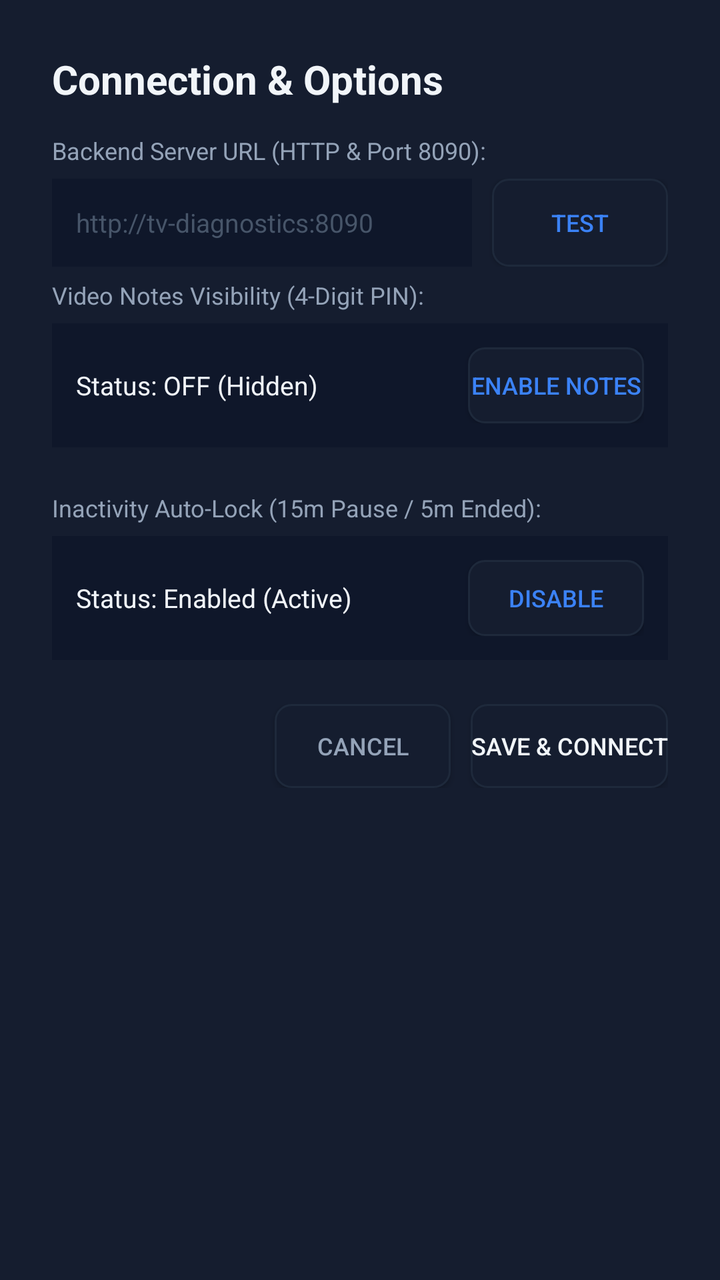
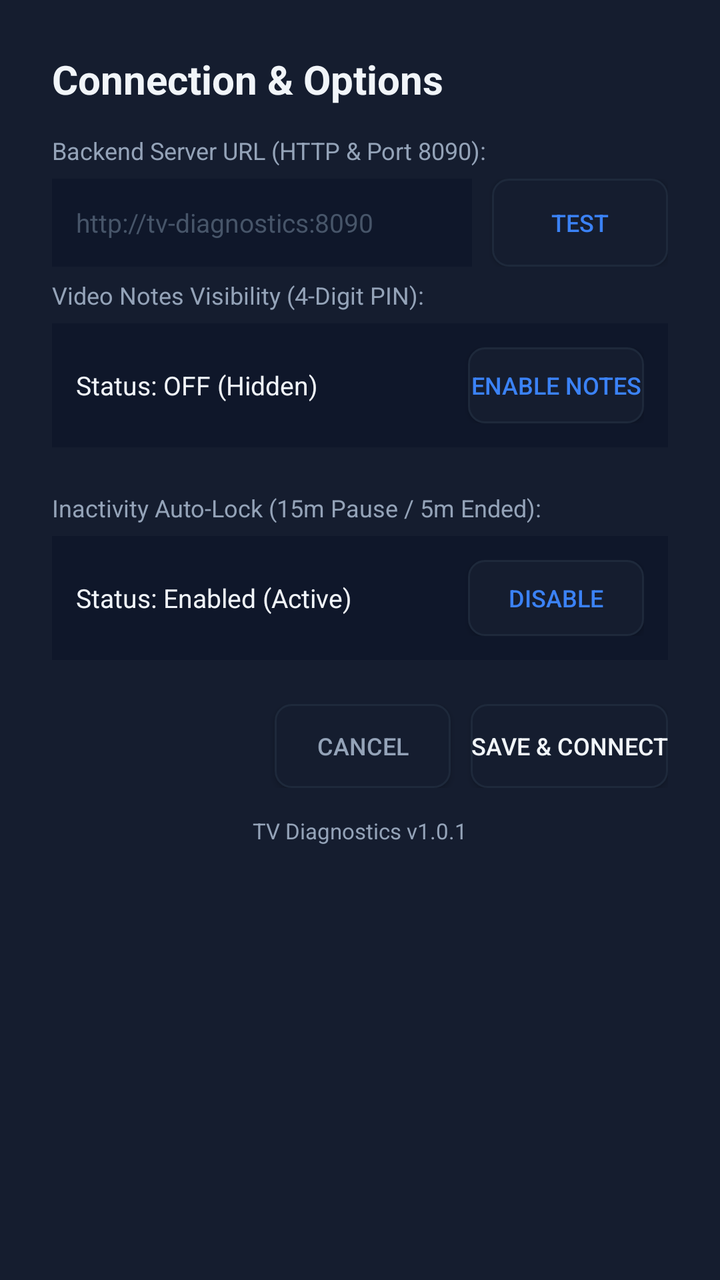

Compare the two renders of this Android layout. The source of the first and the diff that turns it into the second are given below.
<!-- AndroidManifest.xml: application theme Theme.TVDiagnostics -->
<!-- res/layout/dialog_settings.xml -->
<?xml version="1.0" encoding="utf-8"?>
<LinearLayout xmlns:android="http://schemas.android.com/apk/res/android"
    android:layout_width="560dp"
    android:layout_height="wrap_content"
    android:orientation="vertical"
    android:background="@color/card_dark"
    android:padding="26dp">

    <TextView
        android:layout_width="wrap_content"
        android:layout_height="wrap_content"
        android:text="@string/btn_settings"
        android:textColor="@color/text_white"
        android:textSize="20sp"
        android:textStyle="bold"
        android:layout_marginBottom="14dp" />

    
    <TextView
        android:layout_width="wrap_content"
        android:layout_height="wrap_content"
        android:text="Backend Server URL (HTTP &amp; Port 8090):"
        android:textColor="@color/text_muted"
        android:textSize="12sp"
        android:layout_marginBottom="6dp" />

    <LinearLayout
        android:layout_width="match_parent"
        android:layout_height="wrap_content"
        android:orientation="horizontal"
        android:gravity="center_vertical"
        android:layout_marginBottom="6dp">

        <EditText
            android:id="@+id/etServerUrl"
            android:layout_width="0dp"
            android:layout_height="44dp"
            android:layout_weight="1"
            android:background="#0F172A"
            android:paddingStart="12dp"
            android:paddingEnd="12dp"
            android:textColor="@color/text_white"
            android:textSize="13sp"
            android:hint="@string/default_server_url"
            android:textColorHint="#475569"
            android:inputType="textUri"
            android:focusable="true"
            android:layout_marginEnd="10dp" />

        <Button
            android:id="@+id/btnTestConnection"
            android:layout_width="wrap_content"
            android:layout_height="44dp"
            android:text="Test"
            android:background="@drawable/btn_tv_focus"
            android:textColor="@color/accent_blue"
            android:textSize="12sp"
            android:paddingStart="16dp"
            android:paddingEnd="16dp"
            android:focusable="true" />
    </LinearLayout>

    <TextView
        android:id="@+id/tvConnectionStatus"
        android:layout_width="match_parent"
        android:layout_height="wrap_content"
        android:text=""
        android:textSize="12sp"
        android:visibility="gone"
        android:layout_marginBottom="18dp" />

    
    <TextView
        android:layout_width="wrap_content"
        android:layout_height="wrap_content"
        android:text="Video Notes Visibility (4-Digit PIN):"
        android:textColor="@color/text_muted"
        android:textSize="12sp"
        android:layout_marginBottom="6dp" />

    <LinearLayout
        android:layout_width="match_parent"
        android:layout_height="wrap_content"
        android:orientation="horizontal"
        android:gravity="center_vertical"
        android:background="#0F172A"
        android:padding="12dp"
        android:layout_marginBottom="22dp">

        <TextView
            android:id="@+id/tvNotesStatus"
            android:layout_width="0dp"
            android:layout_height="wrap_content"
            android:layout_weight="1"
            android:text="Status: OFF (Hidden)"
            android:textColor="@color/text_white"
            android:textSize="13sp" />

        <Button
            android:id="@+id/btnToggleNotes"
            android:layout_width="wrap_content"
            android:layout_height="38dp"
            android:background="@drawable/btn_tv_focus"
            android:text="Enable Notes"
            android:textColor="@color/accent_blue"
            android:textSize="12sp"
            android:focusable="true" />
    </LinearLayout>

    
    <TextView
        android:layout_width="wrap_content"
        android:layout_height="wrap_content"
        android:text="Inactivity Auto-Lock (15m Pause / 5m Ended):"
        android:textColor="@color/text_muted"
        android:textSize="12sp"
        android:layout_marginBottom="6dp" />

    <LinearLayout
        android:layout_width="match_parent"
        android:layout_height="wrap_content"
        android:orientation="horizontal"
        android:gravity="center_vertical"
        android:background="#0F172A"
        android:padding="12dp"
        android:layout_marginBottom="22dp">

        <TextView
            android:id="@+id/tvAutoLockStatus"
            android:layout_width="0dp"
            android:layout_height="wrap_content"
            android:layout_weight="1"
            android:text="Status: Enabled (Active)"
            android:textColor="@color/text_white"
            android:textSize="13sp" />

        <Button
            android:id="@+id/btnToggleAutoLock"
            android:layout_width="wrap_content"
            android:layout_height="38dp"
            android:background="@drawable/btn_tv_focus"
            android:text="Disable"
            android:textColor="@color/accent_blue"
            android:textSize="12sp"
            android:focusable="true" />
    </LinearLayout>

    
    <LinearLayout
        android:layout_width="match_parent"
        android:layout_height="wrap_content"
        android:orientation="horizontal"
        android:gravity="end">

        <Button
            android:id="@+id/btnSettingsCancel"
            android:layout_width="wrap_content"
            android:layout_height="42dp"
            android:text="Cancel"
            android:background="@drawable/btn_tv_focus"
            android:textColor="@color/text_muted"
            android:textSize="12sp"
            android:layout_marginEnd="10dp"
            android:focusable="true" />

        <Button
            android:id="@+id/btnSettingsSave"
            android:layout_width="wrap_content"
            android:layout_height="42dp"
            android:text="Save &amp; Connect"
            android:background="@drawable/btn_tv_focus"
            android:textColor="@color/text_white"
            android:textSize="12sp"
            android:focusable="true" />
    </LinearLayout>

</LinearLayout>
<!-- resources referenced by this layout -->
<resources>
  <color name="accent_blue">#3B82F6</color>
  <color name="card_dark">#151D2F</color>
  <color name="text_muted">#94A3B8</color>
  <color name="text_white">#F1F5F9</color>
  <!-- drawable btn_tv_focus (drawable) -->
  <?xml version="1.0" encoding="utf-8"?>
  <selector xmlns:android="http://schemas.android.com/apk/res/android">
      <item android:state_focused="true">
          <shape android:shape="rectangle">
              <solid android:color="@color/card_focused" />
              <stroke android:width="3dp" android:color="@color/tv_focus_stroke" />
              <corners android:radius="8dp" />
          </shape>
      </item>
      <item android:state_pressed="true">
          <shape android:shape="rectangle">
              <solid android:color="@color/accent_blue" />
              <corners android:radius="8dp" />
          </shape>
      </item>
      <item>
          <shape android:shape="rectangle">
              <solid android:color="@color/card_dark" />
              <stroke android:width="1dp" android:color="@color/border_dark" />
              <corners android:radius="8dp" />
          </shape>
      </item>
  </selector>
  <string name="btn_settings">Connection &amp; Options</string>
  <string name="default_server_url">http://tv-diagnostics:8090</string>
  <style name="Theme.TVDiagnostics" parent="Theme.AppCompat.NoActionBar">
          <item name="android:windowBackground">@color/bg_dark</item>
          <item name="android:textColor">@color/text_white</item>
          <item name="colorPrimary">@color/accent_blue</item>
          <item name="colorAccent">@color/accent_blue</item>
      </style>
  <color name="card_focused">#2A3B5C</color>
  <color name="tv_focus_stroke">#60A5FA</color>
  <color name="border_dark">#1E293B</color>
  <color name="bg_dark">#0B0F19</color>
</resources>

<!-- the commit's change to res/layout/dialog_settings.xml (unified diff, before → after) -->
@@ -174,4 +174,15 @@
             android:focusable="true" />
     </LinearLayout>
 
+    
+    <TextView
+        android:id="@+id/tvAppVersion"
+        android:layout_width="match_parent"
+        android:layout_height="wrap_content"
+        android:text="TV Diagnostics v1.0.1"
+        android:textColor="@color/text_muted"
+        android:textSize="11sp"
+        android:gravity="center"
+        android:layout_marginTop="14dp" />
+
 </LinearLayout>
